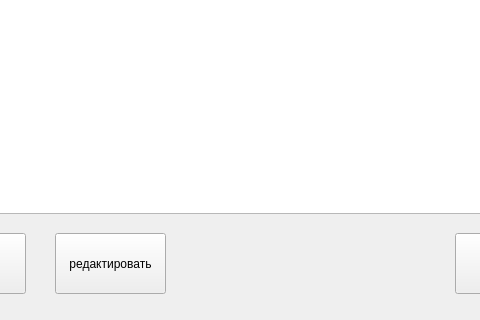
This is ui_files/spravochnik_papers.ui in yuriiudodov/LabiRBP as Qt 5 draws it before an edit; both pictures show x 125 to 605 and y 187 to 507 of the 724 by 507 pixel window. The edited form follows.
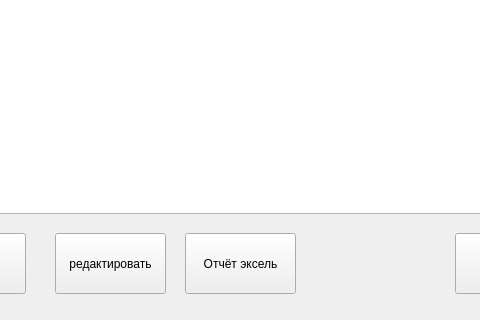
This is the edited form.

```diff
--- a/ui_files/spravochnik_papers.ui
+++ b/ui_files/spravochnik_papers.ui
@@ -103,6 +103,19 @@
     </rect>
    </property>
   </widget>
+  <widget class="QPushButton" name="reportPushButton">
+   <property name="geometry">
+    <rect>
+     <x>310</x>
+     <y>420</y>
+     <width>111</width>
+     <height>61</height>
+    </rect>
+   </property>
+   <property name="text">
+    <string>Отчёт эксель</string>
+   </property>
+  </widget>
  </widget>
  <resources/>
  <connections/>
```
